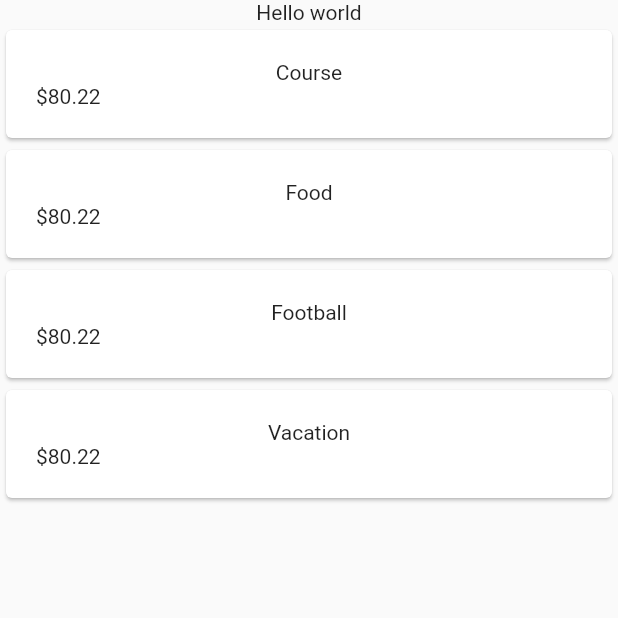
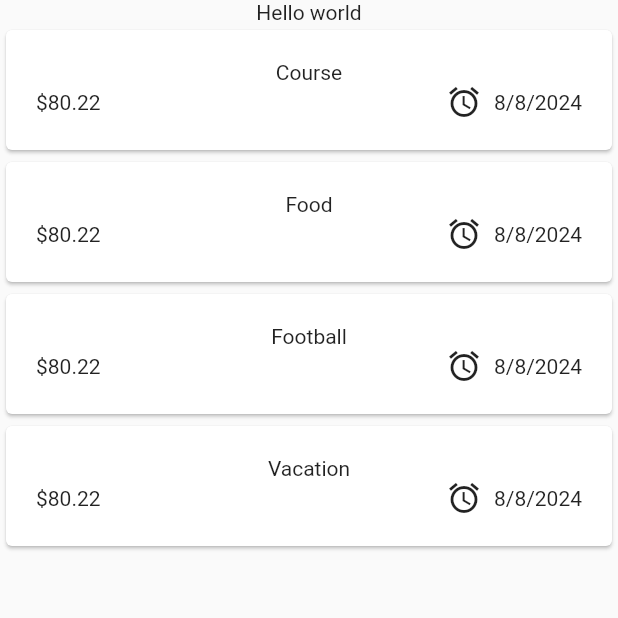
Before and after one commit to Owoeye1321/rocket-auto-app, a Flutter app: the Expenses screen opened directly, on a phone screen of 412 x 824 dp, the top half of it. Run offline on Flutter 3.47's test engine with Material 2 defaults, Android fonts, the phone set to English and light mode, and no system bars; our stand-ins replace google_fonts.

Commit message:
☕️☕️☕️〽️〽️〽️⚒⚒⚒⚒🛒🛒

```diff
--- a/lib/models/expense_model.dart
+++ b/lib/models/expense_model.dart
@@ -1,8 +1,17 @@
+import 'package:flutter/material.dart';
+import 'package:intl/intl.dart';
 import 'package:uuid/uuid.dart';
 
 const uuid = Uuid();
 
 enum Category { food, travel, leisure, work }
+
+const categoryIcons = {
+  Category.food: Icons.lunch_dining,
+  Category.travel: Icons.flight_takeoff,
+  Category.leisure: Icons.movie,
+  Category.work: Icons.work
+};
 
 class Expense {
   final String id;
@@ -17,4 +26,8 @@ class Expense {
       required this.date,
       required this.category})
       : id = uuid.v4();
+
+  String get formattedDate {
+    return DateFormat.yMd().format(date);
+  }
 }
--- a/lib/widgets/expense_item.dart
+++ b/lib/widgets/expense_item.dart
@@ -15,7 +15,20 @@ class ExpenseItem extends StatelessWidget {
           children: [
             Text(expenseItem.title),
             Row(
-              children: [Text('\$${expenseItem.amount.toStringAsFixed(2)}')],
+              //mainAxisAlignment: MainAxisAlignment.spaceBetween,
+              children: [
+                Text('\$${expenseItem.amount.toStringAsFixed(2)}'),
+                Spacer(), //this spacer could be used in place of the main axis alignment
+                Row(
+                  mainAxisAlignment: MainAxisAlignment.spaceBetween,
+                  children: [
+                    //Text(expenseItem.category.name),
+                    Icon(Icons.alarm),
+                    SizedBox(width: 8),
+                    Text(expenseItem.formattedDate),
+                  ],
+                ),
+              ],
             )
           ],
         ),
--- a/pubspec.yaml
+++ b/pubspec.yaml
@@ -38,6 +38,7 @@ dependencies:
   cupertino_icons: ^1.0.2
   google_fonts: ^4.0.4
   uuid: ^4.1.0
+  intl: ^0.18.1
 
 dev_dependencies:
   flutter_test:
```
Also changed, not shown: pubspec.lock.
